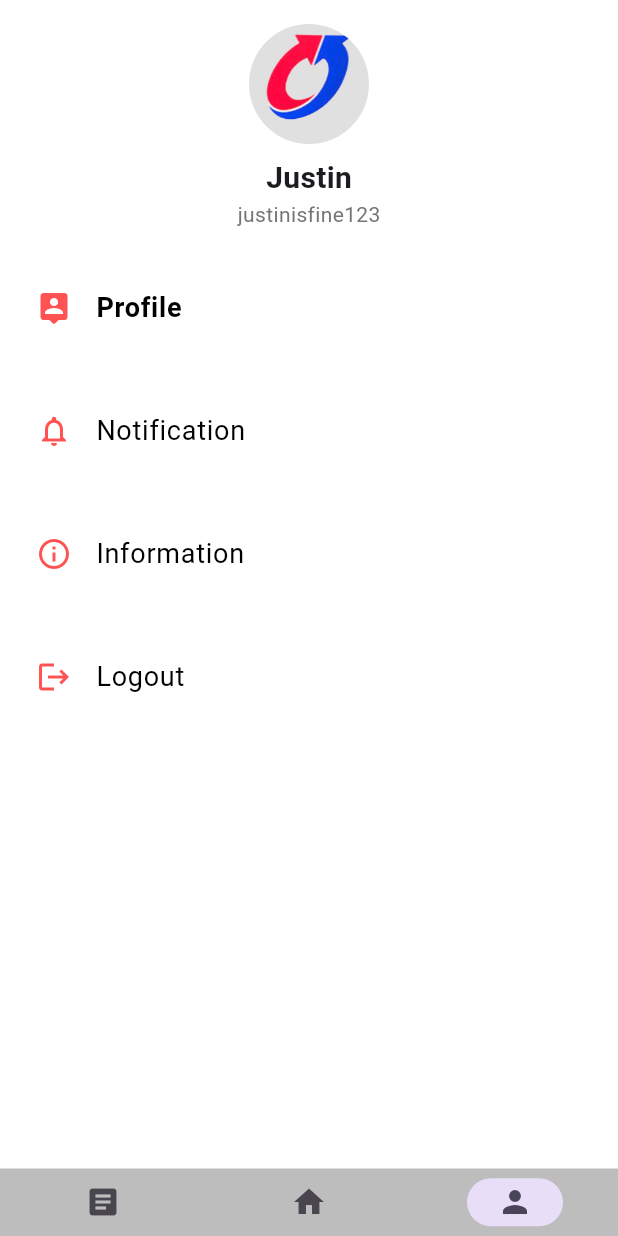
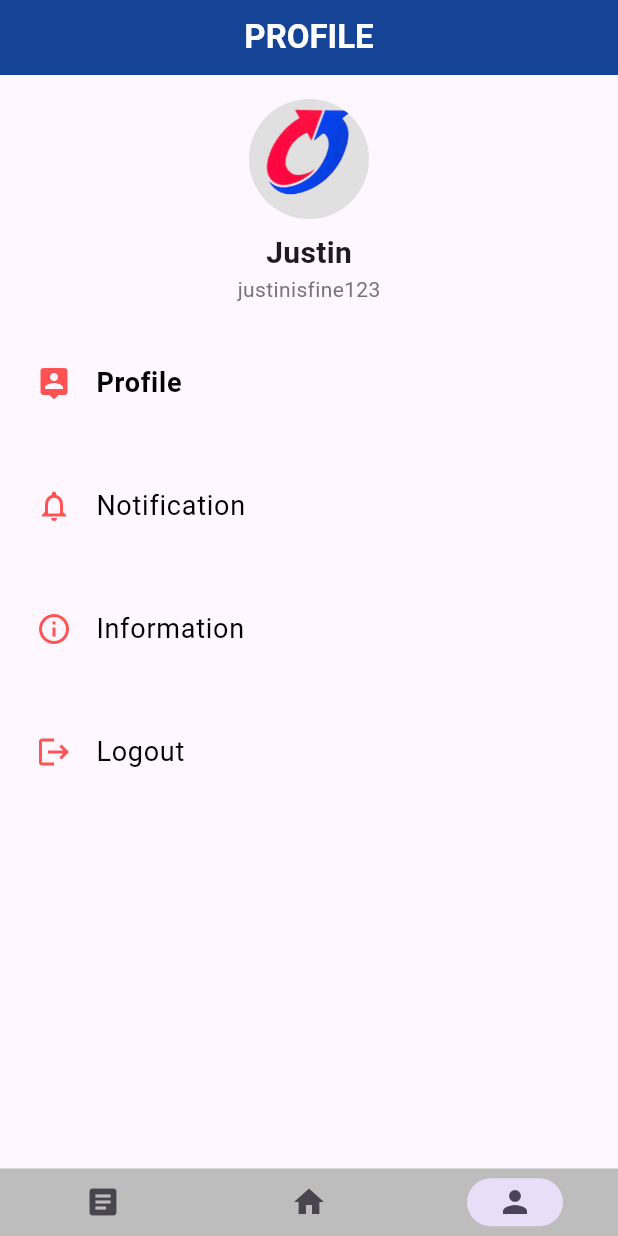
Before and after one commit to ryzamd/ScanQR, a Flutter app: the PersonalScreen screen opened by its route, on a phone screen of 412 x 824 dp. Run offline on Flutter 3.47's test engine with Material 3 defaults, Android fonts, the phone set to English and light mode, and no system bars; missing offline and left inert: mobile_scanner; Roboto replaces fonts that are missing (Brunches-RoughSlanted).

Commit message:
create personal profile, create helper to handle back button, using helper at main screen, add string constant

```diff
--- a/scan_qr/lib/enums/global_enums.dart
+++ b/scan_qr/lib/enums/global_enums.dart
@@ -4,4 +4,5 @@ enum DialogType {
   error,
   success,
   notice,
+  exit,
 }
--- /dev/null
+++ b/scan_qr/lib/helpers/exit_confirmation.dart
@@ -0,0 +1,31 @@
+import 'package:flutter/material.dart';
+import 'package:flutter/services.dart';
+import 'package:scan_qr/templates/dialogs/custom_dialogs.dart';
+
+class ExitConfirmationHelper {
+
+  static Widget wrapWithExitConfirmation({
+    required BuildContext context,
+    required Widget child,
+    bool isRootScreen = false,
+  }) {
+    return PopScope(
+      canPop: !isRootScreen,
+      onPopInvokedWithResult: (didPop , result) async {
+        if(didPop){
+          return;
+        }
+
+        if(isRootScreen){
+          result = await CustomDialog.exit(context: context,
+          title: "EXIT",
+          message: "Do you want to Exit ?");
+          if(result == true){
+            SystemNavigator.pop();
+          }
+        }
+      } ,
+      child: child,
+    );
+  }
+}
--- a/scan_qr/lib/templates/dialogs/custom_dialogs.dart
+++ b/scan_qr/lib/templates/dialogs/custom_dialogs.dart
@@ -1,5 +1,6 @@
 import 'package:flutter/material.dart';
 import 'package:scan_qr/enums/global_enums.dart';
+import 'package:scan_qr/utilites/contants/style_contants.dart';
 
 class CustomDialog {
   static Future<bool?> show({
@@ -27,7 +28,7 @@ class CustomDialog {
         confirmButtonColor = Colors.red;
         break;
       case DialogType.error:
-        titleColor = Colors.amber.shade900; // Deep yellow
+        titleColor = Colors.amber.shade900;
         confirmButtonColor = Colors.amber.shade900;
         break;
       case DialogType.success:
@@ -35,9 +36,12 @@ class CustomDialog {
         confirmButtonColor = Colors.green;
         break;
       case DialogType.notice:
-        titleColor = Colors.black;
-        confirmButtonColor = Colors.black;
+        titleColor = ColorsConstants.primaryColor;
+        confirmButtonColor = ColorsConstants.primaryColor;
         break;
+      case DialogType.exit:
+        titleColor = Colors.red;
+        confirmButtonColor = Colors.red;
     }
 
     // Calculate button width based on isHasCancelButton
@@ -49,102 +53,6 @@ class CustomDialog {
       context: context,
       barrierDismissible: false,
       builder: (BuildContext context) {
-        //       return AlertDialog(
-        //         shape: RoundedRectangleBorder(borderRadius: BorderRadius.circular(5)),
-        //         insetPadding: const EdgeInsets.all(25),
-        //         contentPadding: const EdgeInsets.all(10),
-        //         titlePadding: const EdgeInsets.only(top: 15, left: 15),
-        //         actionsPadding: const EdgeInsets.all(15),
-        //         title: SizedBox(
-        //           child: Text(
-        //             title.toUpperCase(),
-        //             style: TextStyle(
-        //               color: titleColor,
-        //               fontSize: 18,
-        //               fontWeight: FontWeight.bold,
-        //             ),
-        //           ),
-        //         ),
-        //         content: Padding(
-        //           padding: const EdgeInsets.all(10),
-        //           child: Text(
-        //             message,
-        //             textAlign: TextAlign.center,
-        //             style: TextStyle(
-        //               fontSize: 16,
-        //             ),
-        //           ),
-        //         ),
-        //         actions: <Widget>[
-        //           Row(
-        //             mainAxisAlignment: MainAxisAlignment.center,
-        //             children: [
-        //               if (isHasCancelButton == true) ...[
-        //                 SizedBox(
-        //                   width: 120,
-        //                   height: 40,
-        //                   child: ElevatedButton(
-        //                     style: ButtonStyle(
-        //                       backgroundColor: WidgetStateProperty.all<Color>(
-        //                         Colors.grey,
-        //                       ),
-        //                       shape: WidgetStateProperty.all<RoundedRectangleBorder>(
-        //                         RoundedRectangleBorder(
-        //                           borderRadius: BorderRadius.circular(5),
-        //                         ),
-        //                       ),
-        //                     ),
-        //                     child: cancelLabel ?? const Text(
-        //                       'CANCEL',
-        //                       style: TextStyle(
-        //                         color: Colors.black,
-        //                         fontWeight: FontWeight.bold,
-        //                       ),
-        //                     ),
-        //                     onPressed: () {
-        //                       onCancel?.call();
-        //                       Navigator.of(context).pop(false);
-        //                     },
-        //                   ),
-        //                 ),
-        //                 const SizedBox(width: 40),
-        //               ],
-
-        //               SizedBox(
-        //                 width: confirmButtonWidth,
-        //                 height: 40,
-        //                 child: ElevatedButton(
-        //                   style: ButtonStyle(
-        //                     backgroundColor: WidgetStateProperty.all<Color>(
-        //                       confirmButtonColor,
-        //                     ),
-        //                     shape: WidgetStateProperty.all<RoundedRectangleBorder>(
-        //                       RoundedRectangleBorder(
-        //                         borderRadius: BorderRadius.circular(5),
-        //                       ),
-        //                     ),
-        //                   ),
-        //                   child: confirmLabel ?? const Text(
-        //                     'CONFIRM',
-        //                     style: TextStyle(
-        //                       color: Colors.white,
-        //                       fontWeight: FontWeight.bold,
-        //                     ),
-        //                   ),
-        //                   onPressed: () {
-        //                     onConfirm?.call();
-        //                     Navigator.of(context).pop(true);
-        //                   },
-        //                 ),
-        //               ),
-        //             ],
-        //           ),
-        //         ],
-        //       );
-        //     },
-        //   );
-        // }
-
         return Dialog(
           insetPadding: const EdgeInsets.all(35),
           child: Container(
@@ -387,4 +295,27 @@ class CustomDialog {
       onCancel: onCancel,
     );
   }
+
+    static Future<bool?> exit({
+    required BuildContext context,
+    required String title,
+    required String message,
+    bool? isHasCancelButton = true,
+    Widget? confirmLabel,
+    Widget? cancelLabel,
+    VoidCallback? onConfirm,
+    VoidCallback? onCancel,
+  }) {
+    return show(
+      context: context,
+      title: title,
+      message: message,
+      type: DialogType.exit,
+      isHasCancelButton: isHasCancelButton,
+      confirmLabel: confirmLabel,
+      cancelLabel: cancelLabel,
+      onConfirm: onConfirm,
+      onCancel: onCancel,
+    );
+  }
 }
--- a/scan_qr/lib/views/login/login_screen.dart
+++ b/scan_qr/lib/views/login/login_screen.dart
@@ -1,6 +1,6 @@
 import 'package:flutter/material.dart';
 import 'package:scan_qr/routes/routes_system.dart';
-import 'package:scan_qr/utilites/contants/title_contants.dart';
+import 'package:scan_qr/utilites/contants/string_contants.dart';
 
 class LoginScreen extends StatefulWidget {
   const LoginScreen({super.key});
@@ -68,7 +68,7 @@ class _LoginScreenState extends State<LoginScreen> {
                               TextFormField(
                                 style: const TextStyle(color: Colors.white),
                                 decoration: InputDecoration(
-                                  hintText: TitleConstant.userNameLoginTitle,
+                                  hintText: StringKey.userNameLoginTitle,
                                   hintStyle: TextStyle(
                                     color: Colors.white.withOpacity(0.7),
                                   ),
@@ -98,7 +98,7 @@ class _LoginScreenState extends State<LoginScreen> {
                                 obscureText: _obscurePassword,
                                 style: const TextStyle(color: Colors.white),
                                 decoration: InputDecoration(
-                                  hintText: TitleConstant.passwordLoginTitle,
+                                  hintText: StringKey.passwordLoginTitle,
                                   hintStyle: TextStyle(
                                     color: Colors.white.withOpacity(0.7),
                                   ),
--- a/scan_qr/lib/views/personal/personal_screen.dart
+++ b/scan_qr/lib/views/personal/personal_screen.dart
@@ -1,5 +1,7 @@
 import 'package:flutter/material.dart';
+import 'package:scan_qr/helpers/exit_confirmation.dart';
 import 'package:scan_qr/routes/routes_system.dart';
+import 'package:scan_qr/templates/general_scaffords/general_scafford_screen.dart';
 import 'package:scan_qr/templates/navbars/navbar_widget.dart';
 
 class PersonalScreen extends StatelessWidget {
@@ -7,13 +9,15 @@ class PersonalScreen extends StatelessWidget {
 
   @override
   Widget build(BuildContext context) {
-    return Scaffold(
-      backgroundColor: Colors.white,
-      appBar: PreferredSize(
-        preferredSize: const Size.fromHeight(
-          0,
-        ), // Hide the app bar but keep status bar
-        child: AppBar(backgroundColor: Colors.white, elevation: 0),
+    return ExitConfirmationHelper.wrapWithExitConfirmation(
+      isRootScreen: true,
+      context: context,
+      child: GeneralScreenScaffold(
+        isSubScreen: false,
+        title: Text(
+          "PROFILE",
+          textAlign: TextAlign.center,
+          style: TextStyle(fontWeight: FontWeight.bold, color: Colors.white),
         ),
         body: Column(
           children: [
@@ -97,7 +101,7 @@ class PersonalScreen extends StatelessWidget {
                       Navigator.pushNamedAndRemoveUntil(
                         context,
                         AppRouter.login,
-                      (route) => false
+                        (route) => false,
                       );
                     },
                   ),
@@ -107,6 +111,7 @@ class PersonalScreen extends StatelessWidget {
           ],
         ),
         bottomNavigationBar: NavbarWidget(),
+      ),
     );
   }
 
@@ -118,11 +123,7 @@ class PersonalScreen extends StatelessWidget {
     required VoidCallback onTap,
   }) {
     return ListTile(
-      leading: Icon(
-        icon,
-        color: Colors.redAccent,
-        size: 24,
-      ),
+      leading: Icon(icon, color: Colors.redAccent, size: 24),
       title: Text(
         title,
         style: TextStyle(
```
Also changed, not shown: scan_qr/lib/utilites/contants/string_contants.dart (added, +90 -0 lines), scan_qr/lib/utilites/contants/title_contants.dart (deleted, +0 -15 lines), scan_qr/lib/views/dashboard/dash_board_screen.dart (+6 -1 lines), scan_qr/lib/views/process/process_screen.dart (+7 -5 lines). Lines whose indentation alone changed are shown as unchanged.
